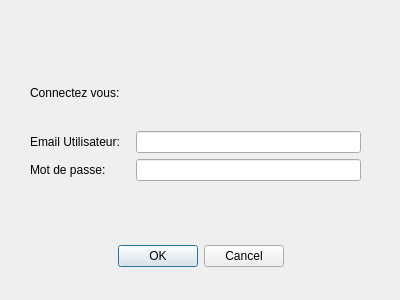
Above: popups/login_connect.ui from diluxe01/Micro_Brico before the change. Below: the same form after it.
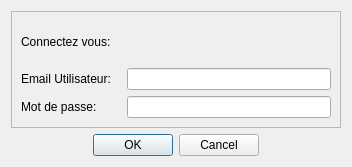
That is the form after the change.

The edit to the form file:
```diff
--- a/popups/login_connect.ui
+++ b/popups/login_connect.ui
@@ -6,8 +6,8 @@
    <rect>
     <x>0</x>
     <y>0</y>
-    <width>400</width>
-    <height>300</height>
+    <width>352</width>
+    <height>167</height>
    </rect>
   </property>
   <property name="sizePolicy">
@@ -19,37 +19,17 @@
   <property name="windowTitle">
    <string>Dialog</string>
   </property>
-  <widget class="QDialogButtonBox" name="buttonBox">
-   <property name="geometry">
-    <rect>
-     <x>30</x>
-     <y>240</y>
-     <width>341</width>
-     <height>32</height>
-    </rect>
-   </property>
-   <property name="layoutDirection">
-    <enum>Qt::LeftToRight</enum>
-   </property>
-   <property name="orientation">
-    <enum>Qt::Horizontal</enum>
-   </property>
-   <property name="standardButtons">
-    <set>QDialogButtonBox::Cancel|QDialogButtonBox::Ok</set>
-   </property>
-   <property name="centerButtons">
-    <bool>true</bool>
-   </property>
-  </widget>
-  <widget class="QWidget" name="">
-   <property name="geometry">
-    <rect>
-     <x>30</x>
-     <y>60</y>
-     <width>331</width>
-     <height>121</height>
-    </rect>
-   </property>
+  <layout class="QVBoxLayout" name="verticalLayout_2">
+   <item>
+    <widget class="QFrame" name="frame">
+     <property name="frameShape">
+      <enum>QFrame::StyledPanel</enum>
+     </property>
+     <property name="frameShadow">
+      <enum>QFrame::Raised</enum>
+     </property>
+     <layout class="QHBoxLayout" name="horizontalLayout_3">
+      <item>
    <layout class="QVBoxLayout" name="verticalLayout">
     <item>
      <widget class="QLabel" name="label">
@@ -94,12 +74,39 @@
        </widget>
       </item>
       <item>
-       <widget class="QLineEdit" name="lineEdit_mdp"/>
+           <widget class="QLineEdit" name="lineEdit_mdp">
+            <property name="echoMode">
+             <enum>QLineEdit::Password</enum>
+            </property>
+            <property name="clearButtonEnabled">
+             <bool>false</bool>
+            </property>
+           </widget>
       </item>
      </layout>
     </item>
    </layout>
-  </widget>
+      </item>
+     </layout>
+    </widget>
+   </item>
+   <item>
+    <widget class="QDialogButtonBox" name="buttonBox">
+     <property name="layoutDirection">
+      <enum>Qt::LeftToRight</enum>
+     </property>
+     <property name="orientation">
+      <enum>Qt::Horizontal</enum>
+     </property>
+     <property name="standardButtons">
+      <set>QDialogButtonBox::Cancel|QDialogButtonBox::Ok</set>
+     </property>
+     <property name="centerButtons">
+      <bool>true</bool>
+     </property>
+    </widget>
+   </item>
+  </layout>
  </widget>
  <resources/>
  <connections>
```
Lines whose indentation alone changed are shown as unchanged.
